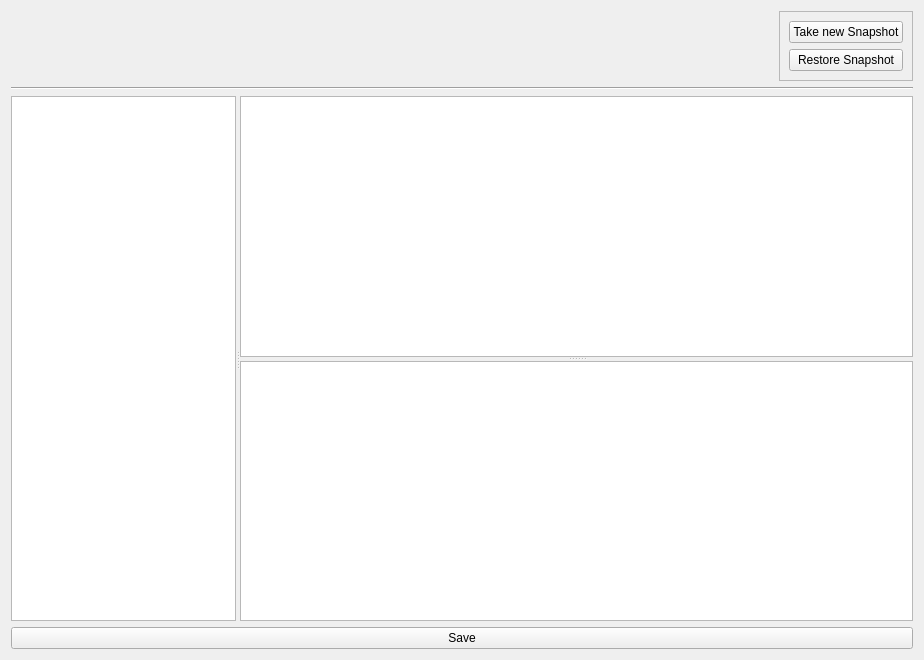
This is superscore/ui/nestable_page.ui in pcdshub/superscore as Qt 5 draws it before an edit. The edited form follows.
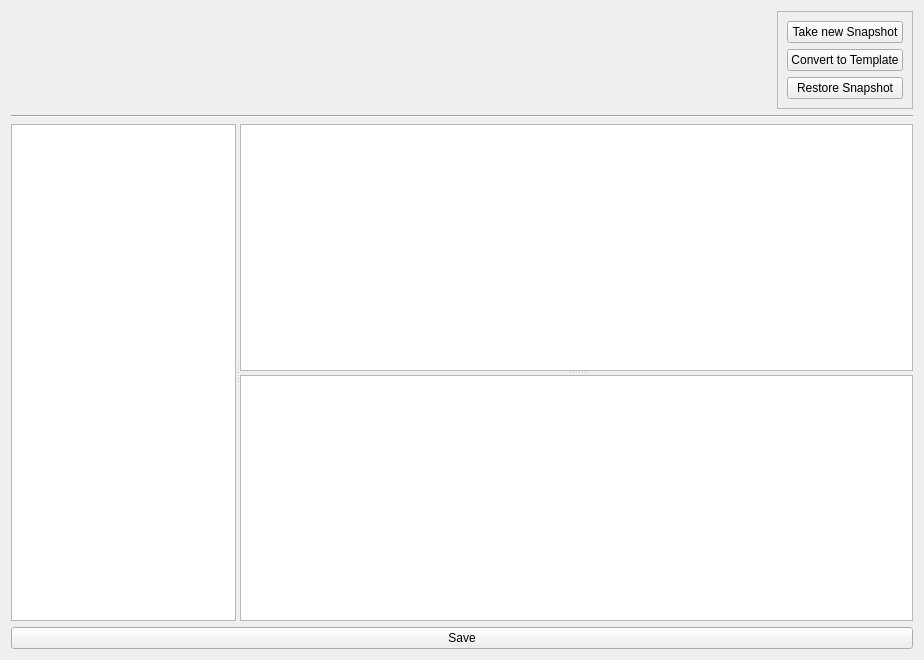
This is the edited form. Custom widgets are drawn as their Qt base class.

Commit message: ENH/MNT: Add Template to various other portions of UI

The edit to the form file:
```diff
--- a/superscore/ui/nestable_page.ui
+++ b/superscore/ui/nestable_page.ui
@@ -42,6 +42,13 @@
           </property>
          </widget>
         </item>
+        <item>
+         <widget class="QPushButton" name="convert_template_button">
+          <property name="text">
+           <string>Convert to Template</string>
+          </property>
+         </widget>
+        </item>
         <item>
          <widget class="QPushButton" name="restore_button">
           <property name="text">
```
The commit also changes 6 other files.
